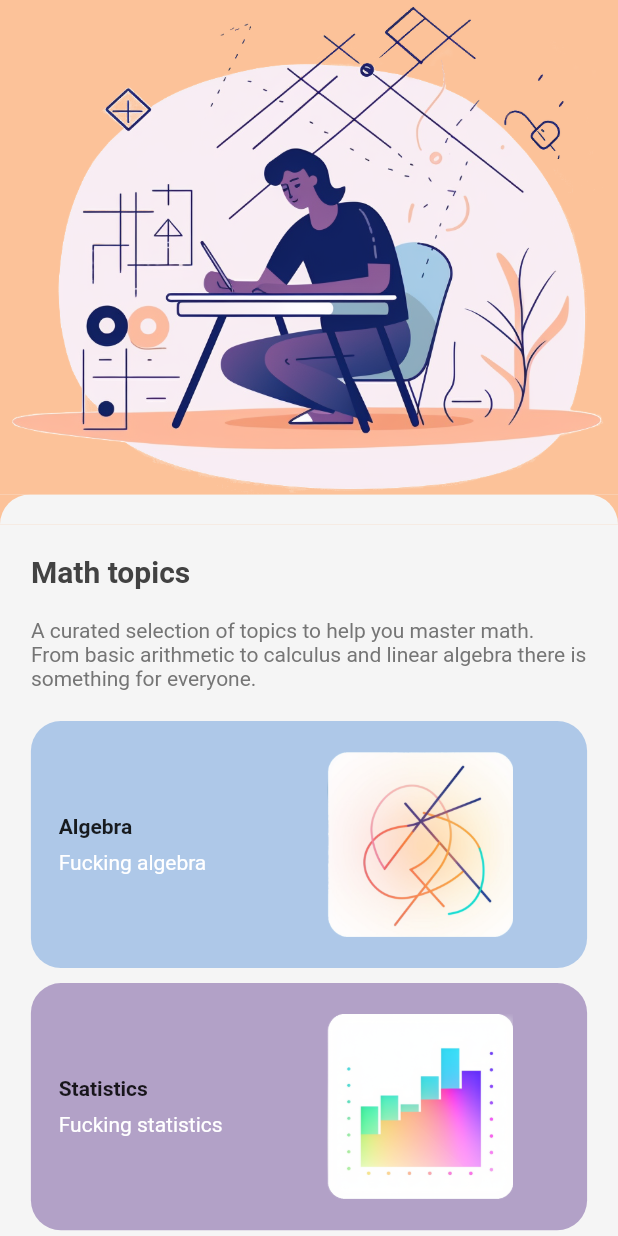
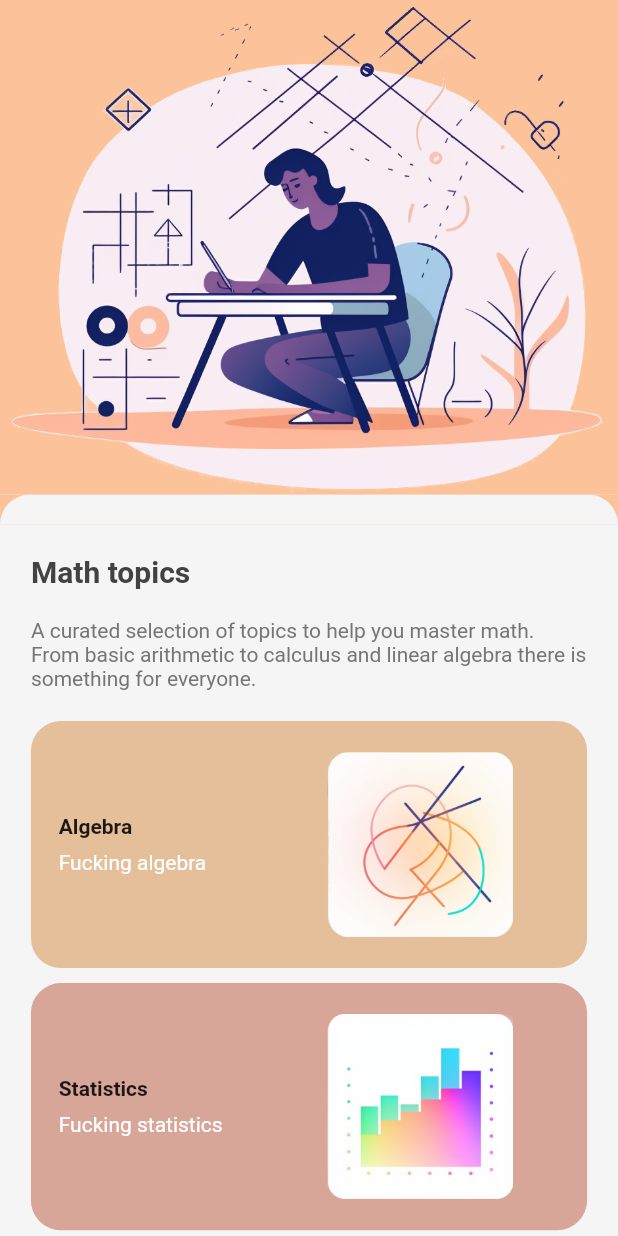
Before and after one commit to giuliovv/magistro, a Flutter app: the screen it shows after launch, on a phone screen of 412 x 824 dp. Run offline on Flutter 3.47's test engine with Material 2 defaults, Android fonts, the phone set to English and light mode, and no system bars.

Commit message:
Better colors

```diff
--- a/lib/math_selection.dart
+++ b/lib/math_selection.dart
@@ -184,21 +184,21 @@ class _MathSelectionState extends State<MathSelection> {
                 const ListTileElement(
                   title: "Algebra",
                   subtitle: "Fucking algebra",
-                  color: Color(0xffAEC8E8),
+                  color: Color(0xffe4bf99),
                   image: AssetImage('assets/math/algebra_logo.png'),
                 ),
                 const SizedBox(height: 10),
                 const ListTileElement(
                   title: "Statistics",
                   subtitle: "Fucking statistics",
-                  color: Color(0xffB2A1C7),
+                  color: Color(0xffd8a599),
                   image: AssetImage('assets/math/statistics_logo.png'),
                 ),
                 const SizedBox(height: 10),
                 const ListTileElement(
                   title: "Some shit",
                   subtitle: "Fucking shit",
-                  color: Color(0xffB0C4A4),
+                  color: Color(0xffcca699),
                   image: AssetImage('assets/math/algebra_logo.png'),
                 ),
                 const SizedBox(height: 10),
```
Also changed, not shown: 2 other files.
